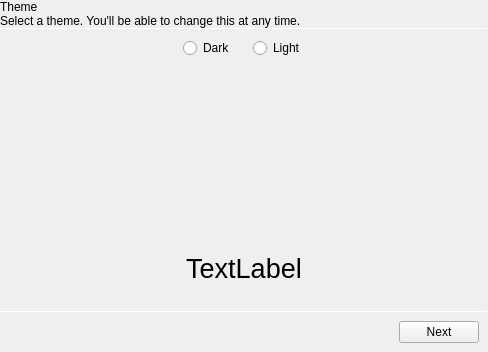
Qt form plugins/ThemePlugin/onboarding/onboardingtheme.ui (theCheeseboard/thedesk) before a commit.
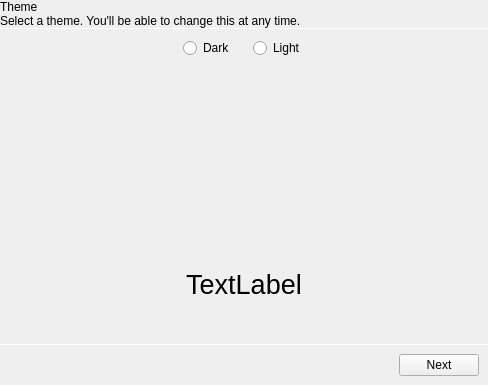
The same form after that commit. Icons and pictures are not drawn. Custom widgets are drawn as their Qt base class.

What changed in the file:
```diff
--- a/plugins/ThemePlugin/onboarding/onboardingtheme.ui
+++ b/plugins/ThemePlugin/onboarding/onboardingtheme.ui
@@ -7,7 +7,7 @@
     <x>0</x>
     <y>0</y>
     <width>488</width>
-    <height>352</height>
+    <height>385</height>
    </rect>
   </property>
   <property name="windowTitle">
```
Left out of the diff: 2 changed lines with no effect on the pictures.
